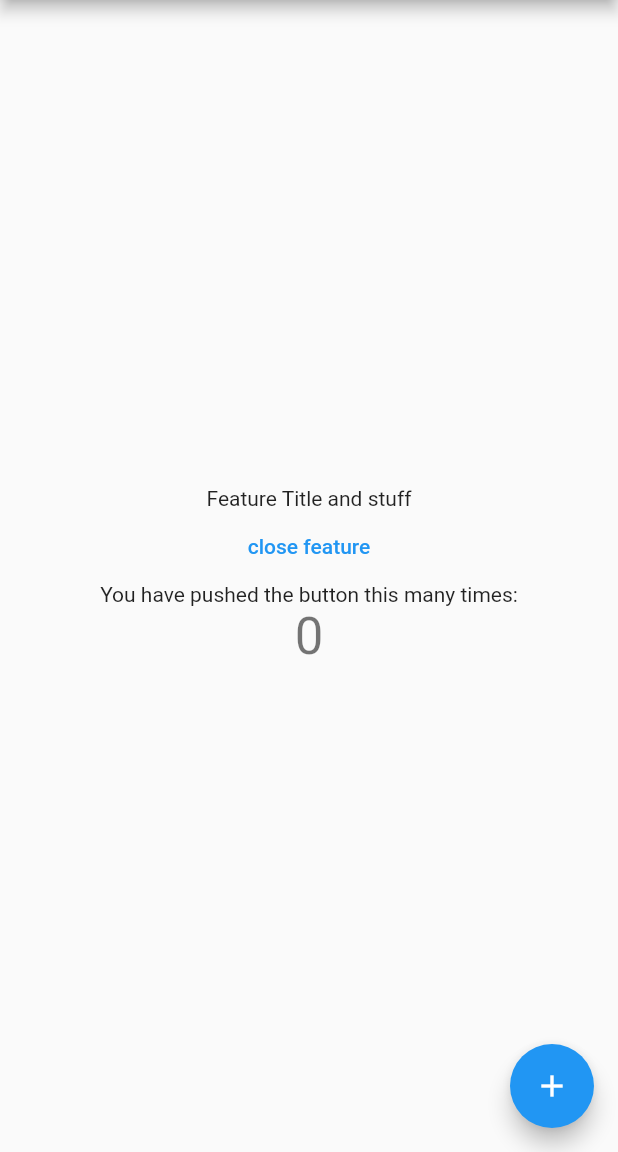
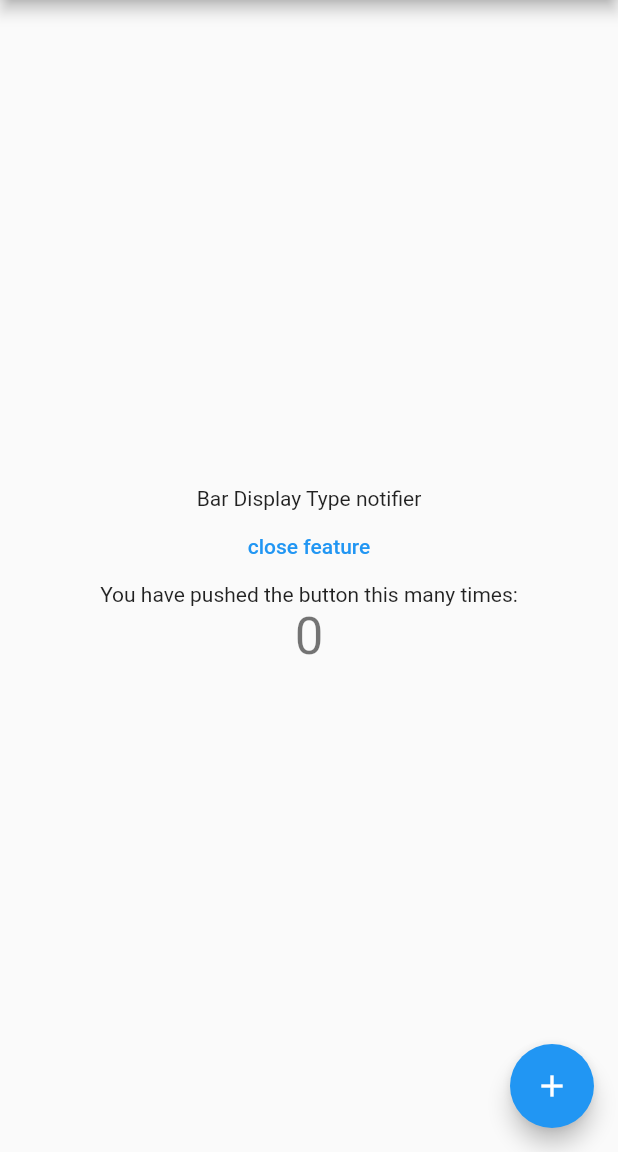
Before and after one commit to fiizzy/Feature-Notifier, a Flutter app: the screen it shows after launch, on a phone screen of 412 x 824 dp, the part 84-1236 px from its top. Run offline on Flutter 3.47's test engine with Material 2 defaults, Android fonts, the phone set to English and light mode, and no system bars; our stand-ins replace get_storage.

Commit message:
chore: update folder structure to support package publishing

```diff
--- a/lib/feature_notifier.dart
+++ b/lib/feature_notifier.dart
@@ -1,35 +1,2 @@
-import 'package:feature_notifier/utils/storage.dart';
-import 'package:flutter/material.dart';
-
-class FeatureNotifier extends StatefulWidget {
-  const FeatureNotifier({super.key});
-
-  @override
-  State<FeatureNotifier> createState() => _FeatureNotifierState();
-}
-
-class _FeatureNotifierState extends State<FeatureNotifier> {
-  @override
-  Widget build(BuildContext context) {
-    print("Last save value is ${FeatureNotifierStorage.read(1)}");
-    return SizedBox(
-        child: Center(
-      child: !FeatureNotifierStorage.read(1)
-          ? Column(
-              children: [
-                Text("Feature Title and stuff"),
-                TextButton(
-                  child: Text("close feature"),
-                  onPressed: () {
-                    setState(() {
-                      FeatureNotifierStorage.write(value: true, id: 1);
-                    });
-                    print("close Feature");
-                  },
-                )
-              ],
-            )
-          : Container(),
-    ));
-  }
-}
+export 'utils/utils.export.dart';
+export 'widgets/widget.export.dart';
--- a/lib/main.dart
+++ b/lib/main.dart
@@ -1,5 +1,4 @@
 import 'package:feature_notifier/feature_notifier.dart';
-import 'package:feature_notifier/utils/feature_notifier_init.dart';
 import 'package:flutter/material.dart';
 
 void main() async {
@@ -51,7 +50,7 @@ class _MyHomePageState extends State<MyHomePage> {
         child: Column(
           mainAxisAlignment: MainAxisAlignment.center,
           children: <Widget>[
-            const FeatureNotifier(),
+            FeatureNotifier.barNotifier(),
             const Text(
               'You have pushed the button this many times:',
             ),
--- /dev/null
+++ b/lib/utils/utils.export.dart
@@ -0,0 +1,2 @@
+export './feature_notifier_init.dart';
+export './storage.dart';
--- /dev/null
+++ b/lib/widgets/bar_display.dart
@@ -0,0 +1,35 @@
+import 'package:feature_notifier/utils/storage.dart';
+import 'package:flutter/material.dart';
+
+class BarDisplayNotifier extends StatefulWidget {
+  const BarDisplayNotifier({super.key});
+
+  @override
+  State<BarDisplayNotifier> createState() => _BarDisplayNotifierState();
+}
+
+class _BarDisplayNotifierState extends State<BarDisplayNotifier> {
+  @override
+  Widget build(BuildContext context) {
+    print("Last save value is ${FeatureNotifierStorage.read(1)}");
+    return SizedBox(
+        child: Center(
+      child: !FeatureNotifierStorage.read(1)
+          ? Column(
+              children: [
+                Text("Bar Display Type notifier"),
+                TextButton(
+                  child: Text("close feature"),
+                  onPressed: () {
+                    setState(() {
+                      FeatureNotifierStorage.write(value: true, id: 1);
+                    });
+                    print("close Feature");
+                  },
+                )
+              ],
+            )
+          : Container(),
+    ));
+  }
+}
--- /dev/null
+++ b/lib/widgets/feature_notifier_base.dart
@@ -0,0 +1,8 @@
+import 'package:feature_notifier/widgets/bar_display.dart';
+import 'package:flutter/material.dart';
+
+class FeatureNotifier {
+  static Widget barNotifier() {
+    return const BarDisplayNotifier();
+  }
+}
--- /dev/null
+++ b/lib/widgets/widget.export.dart
@@ -0,0 +1,2 @@
+export './bar_display.dart';
+export './feature_notifier_base.dart';
```
